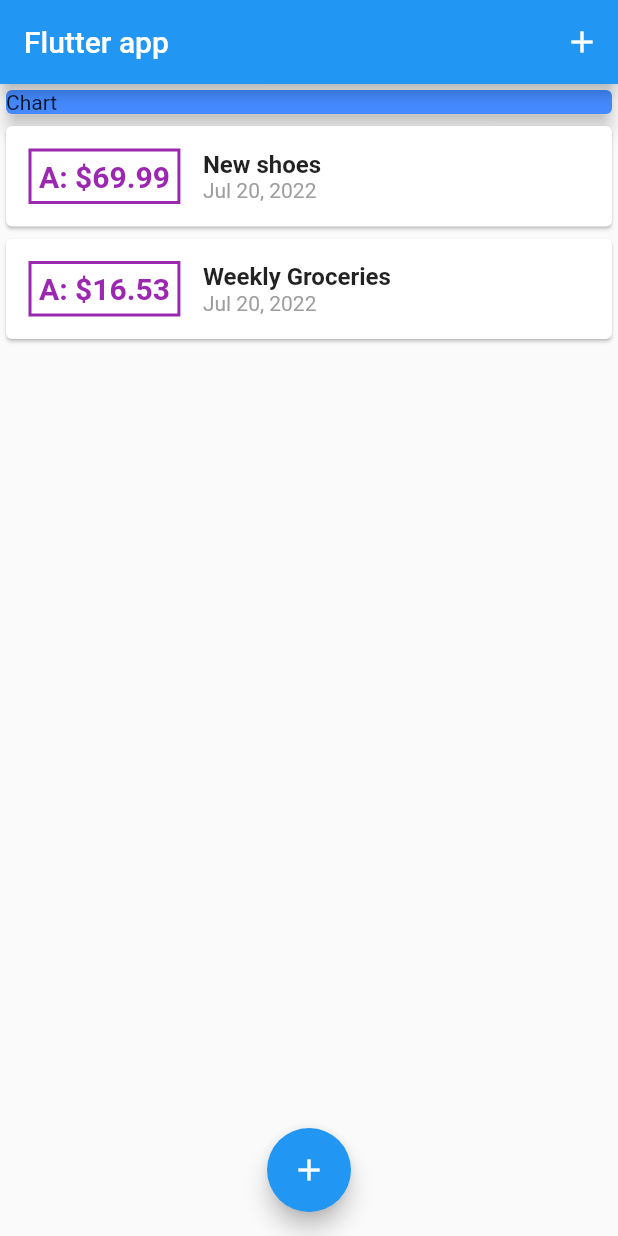
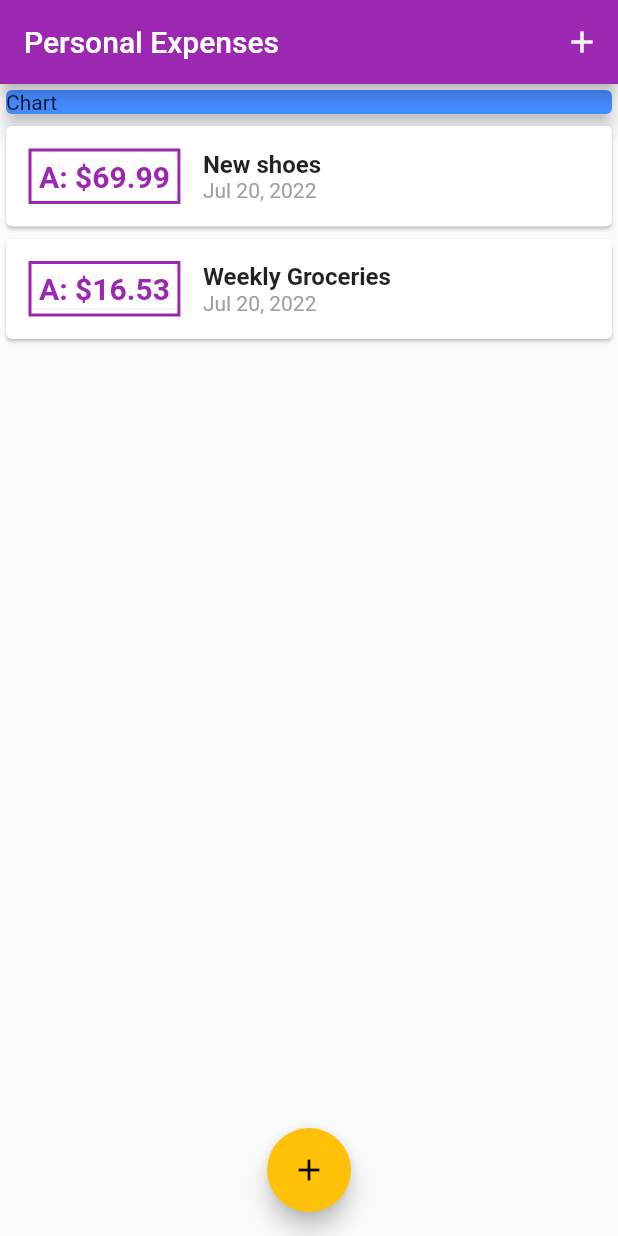
Before and after one commit to Mikhael-apps/personalexpensive, a Flutter app: the screen it shows after launch, on a phone screen of 412 x 824 dp. Run offline on Flutter 3.47's test engine with Material 2 defaults, Android fonts, the light colour scheme and no system bars.

Commit message:
themedata
ThemeData control the design and colors in app

```diff
--- a/lib/main.dart
+++ b/lib/main.dart
@@ -12,7 +12,11 @@ class MyApp extends StatelessWidget {
   @override
   Widget build(BuildContext context) {
     return MaterialApp(
-      title: 'Flutter Demo',
+      title: 'Personal Expenses',
+      theme: ThemeData(
+        primarySwatch: Colors.purple,
+        accentColor: Colors.amber,
+      ),
       home: MyHomePage(),
     );
   }
@@ -64,7 +68,8 @@ class _MyHomePageState extends State<MyHomePage> {
   Widget build(BuildContext context) {
     return Scaffold(
         appBar: AppBar(
-          title: const Text('Flutter app'),
+          // backgroundColor: Colors.red,
+          title: const Text('Personal Expenses'),
           actions: <Widget>[
             IconButton(onPressed: () => _startAddNewTransaction(context),
             icon: Icon(Icons.add)),
--- a/lib/widgets/transaction_list.dart
+++ b/lib/widgets/transaction_list.dart
@@ -23,7 +23,7 @@ class TransactionListWidget extends StatelessWidget {
                 margin: EdgeInsets.symmetric(horizontal: 15, vertical: 15),
                 decoration: BoxDecoration(
                   border: Border.all(
-                    color: Colors.purple,
+                    color: Theme.of(context).primaryColor,
                     width: 2,
                   ),
                 ),
@@ -32,7 +32,8 @@ class TransactionListWidget extends StatelessWidget {
                   style: TextStyle(
                       fontWeight: FontWeight.bold,
                       fontSize: 20,
-                      color: Colors.purple),
+                      color: Theme.of(context).primaryColor,
+                      ),
                 ),
               ),
               Column(
```
